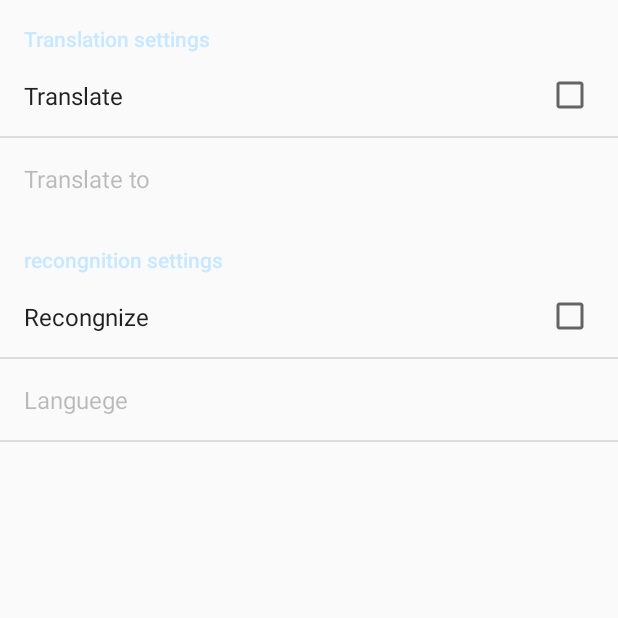
After one commit to boubaker-chieb/projet_intelligence_artif_ocr, an Android app: the SettingsActivity screen opened directly, with no data from a screen before it, on a phone screen of 412 x 824 dp, the top half of it. The commit adds this screen. Run offline under Robolectric (Android 15) with nearby library versions, the phone set to English and light mode, and no system bars.

Commit message:
adding a settings activity

```diff
--- /dev/null
+++ b/app/src/main/java/info/boubakr/ia_01/SettingsActivity.java
@@ -0,0 +1,46 @@
+package info.boubakr.ia_01;
+
+import android.content.SharedPreferences;
+import android.preference.ListPreference;
+import android.preference.PreferenceActivity;
+import android.os.Bundle;
+import android.preference.PreferenceManager;
+import android.util.Log;
+
+import info.boubakr.ia_01.info.translation.LanguageCodeHelper;
+
+public class SettingsActivity extends PreferenceActivity implements SharedPreferences.OnSharedPreferenceChangeListener {
+
+    private final static  String TAG = PreferenceActivity.class.getSimpleName();
+    public static  final String KEY_TRGET_LANGUAGE_PREFERENCE = "translate_to";
+    public static  final String KEY_SOURCE_LANGUAGE_PREFERENCE = "language_to_recongnize";
+    public static final String KEY_TOGGLE_TRANSLATION = "preference_translate";
+    public static final String KEY_TOGGLE_RECOGNITION= "preference_recongnize";
+
+    public static  SharedPreferences sharedPreferences;
+
+
+    private ListPreference listPreferenceSourceLanguage;
+    private ListPreference listPreferenceTargetLanguage;
+    @Override
+    protected void onCreate(Bundle savedInstanceState) {
+        super.onCreate(savedInstanceState);
+        addPreferencesFromResource(R.xml.settings);
+        sharedPreferences = PreferenceManager.getDefaultSharedPreferences(this);
+        listPreferenceSourceLanguage = (ListPreference) getPreferenceScreen().findPreference(KEY_SOURCE_LANGUAGE_PREFERENCE);
+        listPreferenceTargetLanguage = (ListPreference) getPreferenceScreen().findPreference(KEY_TRGET_LANGUAGE_PREFERENCE);
+
+    }
+
+    @Override
+    public void onSharedPreferenceChanged(SharedPreferences sharedPreferences, String key) {
+
+        if(key.equals(KEY_SOURCE_LANGUAGE_PREFERENCE)) {
+            // TODO
+        }
+        else if(key.equals(KEY_TRGET_LANGUAGE_PREFERENCE)){
+          // TODO
+        }
+
+    }
+}
--- /dev/null
+++ b/app/src/main/res/xml/settings.xml
@@ -0,0 +1,31 @@
+<?xml version="1.0" encoding="utf-8"?>
+<PreferenceScreen xmlns:android="http://schemas.android.com/apk/res/android">
+<!-- Translation settings -->
+    <PreferenceCategory
+        android:title="Translation settings">
+
+        <CheckBoxPreference
+            android:key="preference_translate"
+             android:title="Translate"/>
+
+        <ListPreference android:key="translate_to"
+                 android:title="Translate to"
+                android:dependency="preference_translate"
+                android:entries="@array/translationtargetlanguagenames_microsoft"
+                android:entryValues="@array/translationtargetlanguagenames_microsoft"/>
+    </PreferenceCategory>
+
+    <PreferenceCategory
+        android:title="recongnition settings">
+
+        <CheckBoxPreference
+            android:key="preference_recongnize"
+            android:title="Recongnize"/>
+
+        <ListPreference android:key="language_to_recongnize"
+            android:title="Languege"
+            android:dependency="preference_recongnize"
+            android:entries="@array/translationtargetlanguagenames_microsoft"
+            android:entryValues="@array/iso6393"/>
+    </PreferenceCategory>
+</PreferenceScreen>
```
Also changed, not shown: app/src/main/AndroidManifest.xml (+6 -4 lines), app/src/main/java/info/boubakr/ia_01/MainActivity.java (+13 -1 lines), app/src/main/java/info/boubakr/ia_01/info/translation/LanguageCodeHelper.java (added, +203 -0 lines), app/src/main/res/layout/activity_capture.xml (+23 -22 lines).
